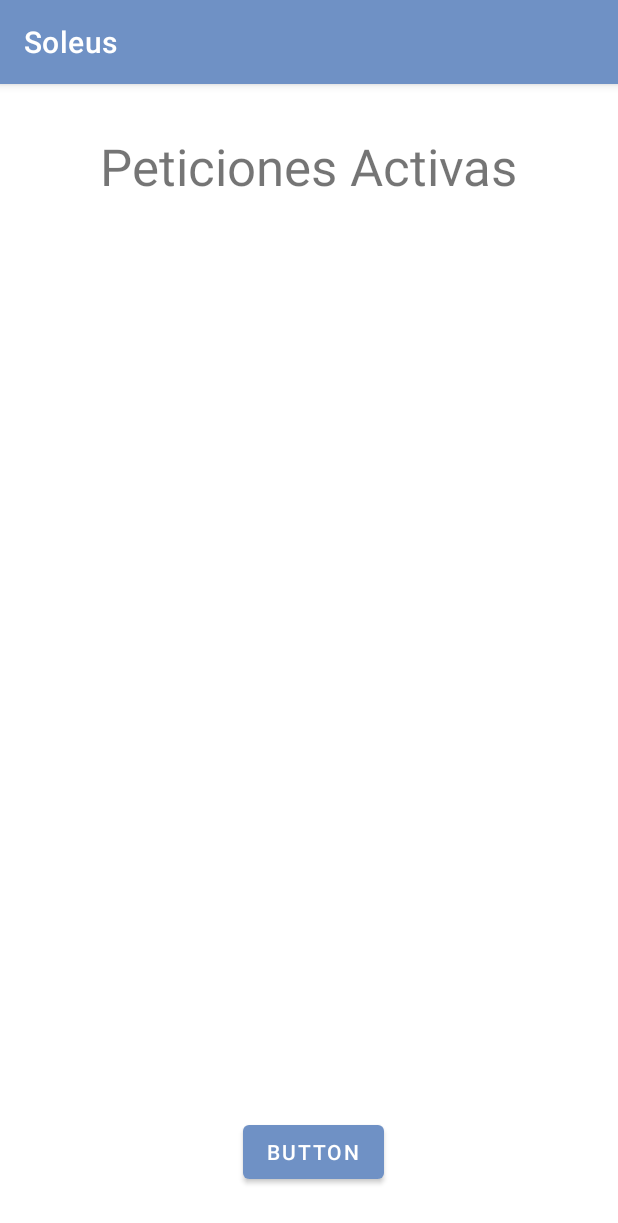
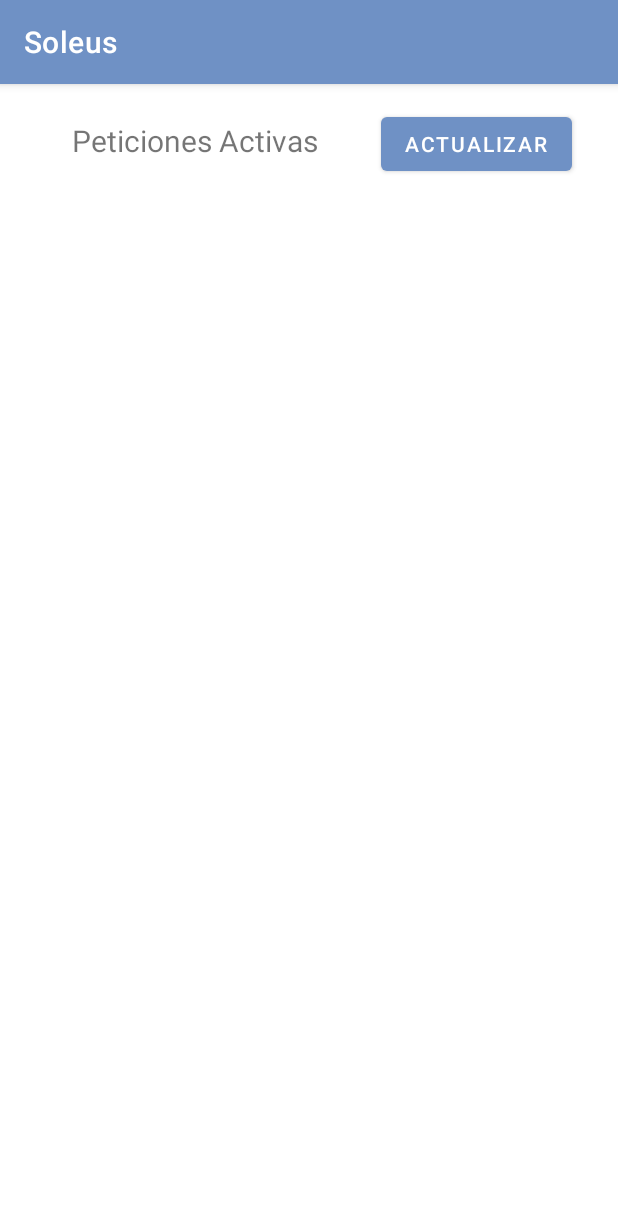
Before and after one commit to franciscoluna94/Soleus, an Android app: the WorkerActivity screen opened directly, with no data from a screen before it, on a phone screen of 412 x 824 dp. Shown: the top 1223 px of the screen. Run offline under Robolectric (Android 15) with nearby library versions, the phone set to English and light mode, and no system bars; 1 statement that could not run was skipped.

Commit message:
Added update RoomList method
Added method to update the RoomRequest list received by workers

```diff
--- a/app/src/main/java/com/soleus/MainActivity.java
+++ b/app/src/main/java/com/soleus/MainActivity.java
@@ -44,7 +44,6 @@ public class MainActivity extends AppCompatActivity implements View.OnClickListe
             userModel = new UserModel(user, password);
             Thread login = new Thread( new ClientNet(userModel, "LOGIN", view, this)) ;
             login.start();
-
         }
     } // end onClick
 }
--- a/app/src/main/java/com/soleus/activities/WorkerActivity.java
+++ b/app/src/main/java/com/soleus/activities/WorkerActivity.java
@@ -6,6 +6,8 @@ import androidx.recyclerview.widget.RecyclerView;
 
 import android.content.Intent;
 import android.os.Bundle;
+import android.view.View;
+import android.widget.Button;
 import android.widget.TableLayout;
 import android.widget.TextView;
 
@@ -13,20 +15,21 @@ import com.soleus.R;
 import com.soleus.adapters.RoomRequestAdapter;
 import com.soleus.models.RoomRequest;
 import com.soleus.models.UserModel;
+import com.soleus.net.ClientNet;
 
 import java.sql.Array;
 import java.util.ArrayList;
 import java.util.List;
 
-public class WorkerActivity extends AppCompatActivity {
+public class WorkerActivity extends AppCompatActivity implements View.OnClickListener {
 
     RecyclerView recyclerView;
     RoomRequestAdapter roomRequestAdapter;
 
 
     private UserModel userLogged;
-    private ArrayList<RoomRequest> pendingRequests;
     private List<RoomRequest> roomRequestList;
+    private Button btnUpdateRequestList;
 
 
     @Override
@@ -38,10 +41,19 @@ public class WorkerActivity extends AppCompatActivity {
         Intent intentLogged = getIntent();
         userLogged = (UserModel) intentLogged.getSerializableExtra("userLogged");
         roomRequestList = (List<RoomRequest>) intentLogged.getSerializableExtra("roomRequestList");
+        btnUpdateRequestList = (Button) findViewById(R.id.btnUpdateRequestList);
+
+        btnUpdateRequestList.setOnClickListener(this);
 
         initializeElements();
 
     } // end onCreate
+
+    public void onClick(View view) {
+
+        Thread login = new Thread( new ClientNet(userLogged, "LOGIN", view, this)) ;
+        login.start();
+    } // end onClick
 
     private void initializeElements() {
 
--- a/app/src/main/java/com/soleus/adapters/RoomRequestAdapter.java
+++ b/app/src/main/java/com/soleus/adapters/RoomRequestAdapter.java
@@ -96,5 +96,5 @@ public class RoomRequestAdapter extends RecyclerView.Adapter<RoomRequestAdapter.
             return true;
         } // end onLongClick
 
-    }
+    } // end ViewHolder class
 }
--- a/app/src/main/res/layout/activity_worker.xml
+++ b/app/src/main/res/layout/activity_worker.xml
@@ -1,29 +1,31 @@
 <?xml version="1.0" encoding="utf-8"?>
-<androidx.constraintlayout.widget.ConstraintLayout
-    xmlns:android="http://schemas.android.com/apk/res/android"
+<androidx.constraintlayout.widget.ConstraintLayout xmlns:android="http://schemas.android.com/apk/res/android"
+    xmlns:app="http://schemas.android.com/apk/res-auto"
     xmlns:tools="http://schemas.android.com/tools"
-    xmlns:app="http://schemas.android.com/apk/res-auto"
     android:layout_width="match_parent"
     android:layout_height="match_parent"
     tools:context=".activities.WorkerActivity">
 
     <TextView
         android:id="@+id/txtWorkerActivityTitlte"
-        android:layout_width="wrap_content"
-        android:layout_height="wrap_content"
-        android:layout_marginStart="148dp"
-        android:layout_marginTop="32dp"
-        android:layout_marginEnd="148dp"
+        android:layout_width="221dp"
+        android:layout_height="24dp"
+        android:layout_marginStart="18dp"
+        android:layout_marginTop="24dp"
+        android:layout_marginEnd="172dp"
+        android:gravity="center"
         android:text="Peticiones Activas"
-        android:textSize="34sp"
+        android:textAlignment="center"
+        android:textSize="20sp"
         app:layout_constraintEnd_toEndOf="parent"
+        app:layout_constraintHorizontal_bias="1.0"
         app:layout_constraintStart_toStartOf="parent"
         app:layout_constraintTop_toTopOf="parent" />
 
     <androidx.recyclerview.widget.RecyclerView
         android:id="@+id/recycler"
-        android:layout_width="0dp"
-        android:layout_height="484dp"
+        android:layout_width="407dp"
+        android:layout_height="586dp"
         android:layout_marginStart="1dp"
         android:layout_marginTop="16dp"
         app:layout_constraintBottom_toBottomOf="parent"
@@ -37,10 +39,15 @@
         android:id="@+id/btnUpdateRequestList"
         android:layout_width="wrap_content"
         android:layout_height="wrap_content"
-        android:layout_marginEnd="156dp"
-        android:layout_marginBottom="32dp"
-        android:text="Button"
-        app:layout_constraintBottom_toBottomOf="parent"
-        app:layout_constraintEnd_toEndOf="parent" />
+        android:layout_marginStart="13dp"
+        android:layout_marginTop="16dp"
+        android:layout_marginEnd="30dp"
+        android:layout_marginBottom="26dp"
+        android:text="Actualizar"
+        app:layout_constraintBottom_toTopOf="@+id/recycler"
+        app:layout_constraintEnd_toEndOf="parent"
+        app:layout_constraintStart_toEndOf="@+id/txtWorkerActivityTitlte"
+        app:layout_constraintTop_toTopOf="parent"
+        app:layout_constraintVertical_bias="0.0" />
 
 </androidx.constraintlayout.widget.ConstraintLayout>
```
